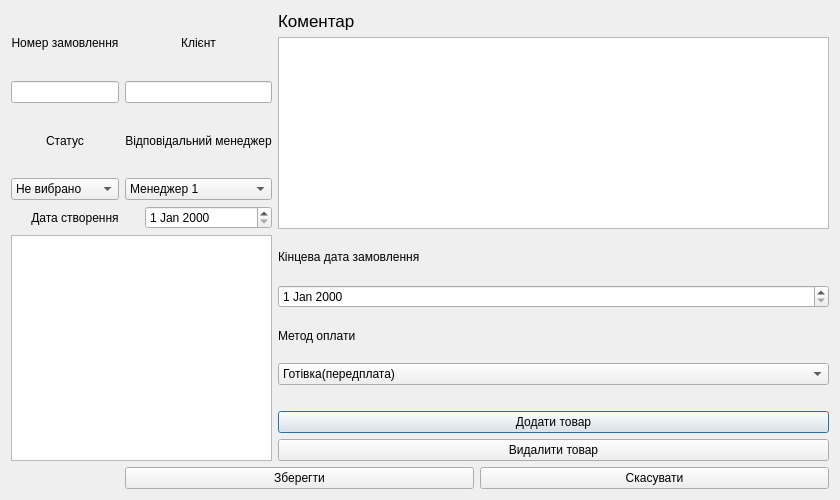
This is ui/order_edit.ui in mrLevin778/StoreHub as Qt 5 draws it before an edit. The edited form follows.
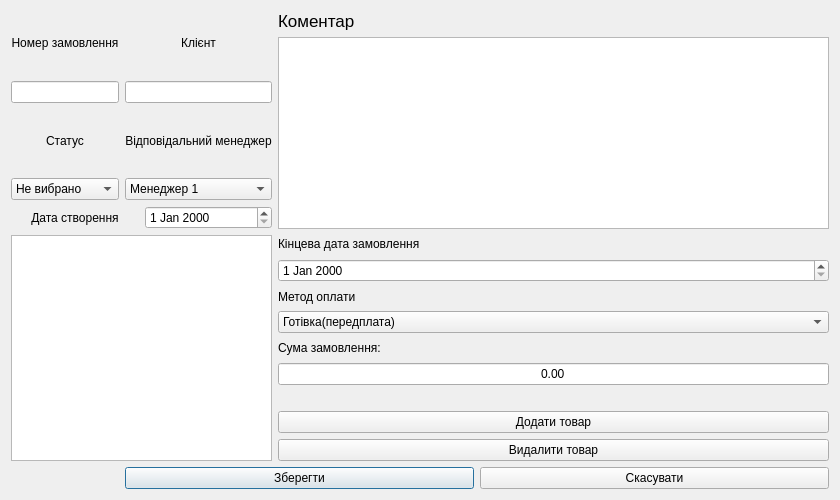
This is the edited form.

Commit message: Added db model Order. Rework order edit window (logic), changed to UI/Handler/Service model. Refactor class Database. Many minor changes.

```diff
--- a/ui/order_edit.ui
+++ b/ui/order_edit.ui
@@ -216,6 +216,35 @@
        </item>
       </widget>
      </item>
+     <item>
+      <widget class="QLabel" name="label_6">
+       <property name="text">
+        <string>Сума замовлення:</string>
+       </property>
+      </widget>
+     </item>
+     <item>
+      <widget class="QLineEdit" name="order_total_amount">
+       <property name="inputMask">
+        <string/>
+       </property>
+       <property name="text">
+        <string>0.00</string>
+       </property>
+       <property name="cursorPosition">
+        <number>4</number>
+       </property>
+       <property name="alignment">
+        <set>Qt::AlignmentFlag::AlignCenter</set>
+       </property>
+       <property name="readOnly">
+        <bool>true</bool>
+       </property>
+       <property name="placeholderText">
+        <string/>
+       </property>
+      </widget>
+     </item>
      <item>
       <spacer name="horizontalSpacer">
        <property name="orientation">
@@ -315,6 +344,9 @@
        <property name="text">
         <string>Зберегти</string>
        </property>
+       <property name="default">
+        <bool>true</bool>
+       </property>
       </widget>
      </item>
      <item>
```
Left out of the diff: 19 changed lines with no effect on the pictures. The commit also changes 6 other files.
